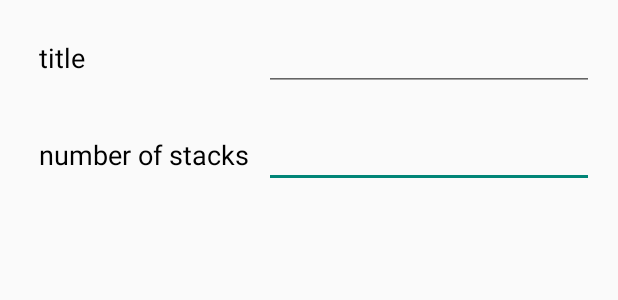
After one commit to random-access/FlashCardsManager-Android, an Android app: the layout dialog_add_project.xml on its own in the app's theme, with its tools: preview values and no code run, on a phone screen of 412 x 824 dp. The commit adds this screen. Shown: the top 300 px of the screen. Run offline under Robolectric (Android 15) with nearby library versions, the phone set to English and light mode, and no system bars.

Commit message:
Projects can be added now

```diff
--- /dev/null
+++ b/app/src/main/res/layout/dialog_add_project.xml
@@ -0,0 +1,69 @@
+<RelativeLayout xmlns:android="http://schemas.android.com/apk/res/android"
+    xmlns:tools="http://schemas.android.com/tools" android:layout_width="match_parent"
+    android:layout_height="match_parent" android:paddingLeft="@dimen/activity_horizontal_margin"
+    android:paddingRight="@dimen/activity_horizontal_margin"
+    android:paddingTop="@dimen/activity_vertical_margin"
+    android:paddingBottom="@dimen/activity_vertical_margin"
+    tools:context="org.random_access.flashcardsmanager.ui.AddProjectFragment">
+
+    <TextView
+        android:id="@+id/p_add_titletext"
+        android:text="@string/title"
+        android:textAppearance="@style/TextAppearance.AppCompat.Medium"
+        android:textColor="#000000"
+        android:layout_width="wrap_content"
+        android:layout_height="wrap_content"
+        android:padding="10dp"
+        android:gravity="center_vertical" />
+
+
+    <View
+        android:id="@+id/p_add_buffer"
+        android:layout_width="match_parent"
+        android:layout_height="20dp"
+        android:layout_below="@id/p_add_titletext"/>
+
+    <TextView
+        android:id="@+id/p_add_stacktext"
+        android:text="@string/stacks"
+        android:textAppearance="@style/TextAppearance.AppCompat.Medium"
+        android:textColor="#000000"
+        android:layout_width="wrap_content"
+        android:layout_height="wrap_content"
+        android:layout_below="@id/p_add_buffer"
+        android:padding="10dp"
+        android:gravity="center_vertical" />
+
+
+    <EditText
+        android:id="@+id/p_add_stack"
+        android:textSize="@dimen/abc_text_size_medium_material"
+        android:layout_width="wrap_content"
+        android:layout_height="wrap_content"
+        android:inputType="number"
+        android:padding="10dp"
+        android:layout_alignParentEnd="true"
+        android:layout_alignParentRight="true"
+        android:layout_alignRight="@id/p_add_stacktext"
+        android:layout_alignEnd="@id/p_add_stacktext"
+        android:layout_alignBottom="@id/p_add_stacktext"
+        android:layout_alignTop="@id/p_add_stacktext"
+        android:layout_toEndOf="@id/p_add_stacktext"
+        android:layout_toRightOf="@id/p_add_stacktext" />
+
+
+    <EditText
+        android:id="@+id/p_add_title"
+        android:textSize="@dimen/abc_text_size_medium_material"
+        android:layout_width="wrap_content"
+        android:layout_height="wrap_content"
+        android:inputType="text"
+        android:layout_alignParentRight="true"
+        android:layout_alignParentEnd="true"
+        android:layout_alignBottom="@id/p_add_titletext"
+        android:layout_alignTop="@id/p_add_titletext"
+        android:padding="10dp"
+        android:layout_alignStart="@id/p_add_stack"
+        android:layout_alignLeft="@id/p_add_stack" />
+
+</RelativeLayout>
--- a/app/src/main/res/values/strings.xml
+++ b/app/src/main/res/values/strings.xml
@@ -25,6 +25,9 @@
     <string name="l_add_success">Label added successfully!</string>
     <string name="l_edit_success">Label edited successfully!</string>
 
+    <string name="title">title</string>
+    <string name="stacks">number of stacks</string>
+
     <string name="learn">Learn</string>
 
     <string name="delete">Delete</string>
```
Also changed, not shown: app/src/main/java/org/random_access/flashcardsmanager/AddProjectFragment.java (added, +68 -0 lines), app/src/main/java/org/random_access/flashcardsmanager/Keys.java (added, +12 -0 lines), app/src/main/java/org/random_access/flashcardsmanager/MainActivity.java (+21 -20 lines), app/src/main/java/org/random_access/flashcardsmanager/adapter/ProjectCursorAdapter.java (added, +65 -0 lines), app/src/main/res/layout/item_project_show.xml (+0 -20 lines), app/src/main/res/menu/menu_main.xml (+8 -0 lines).
